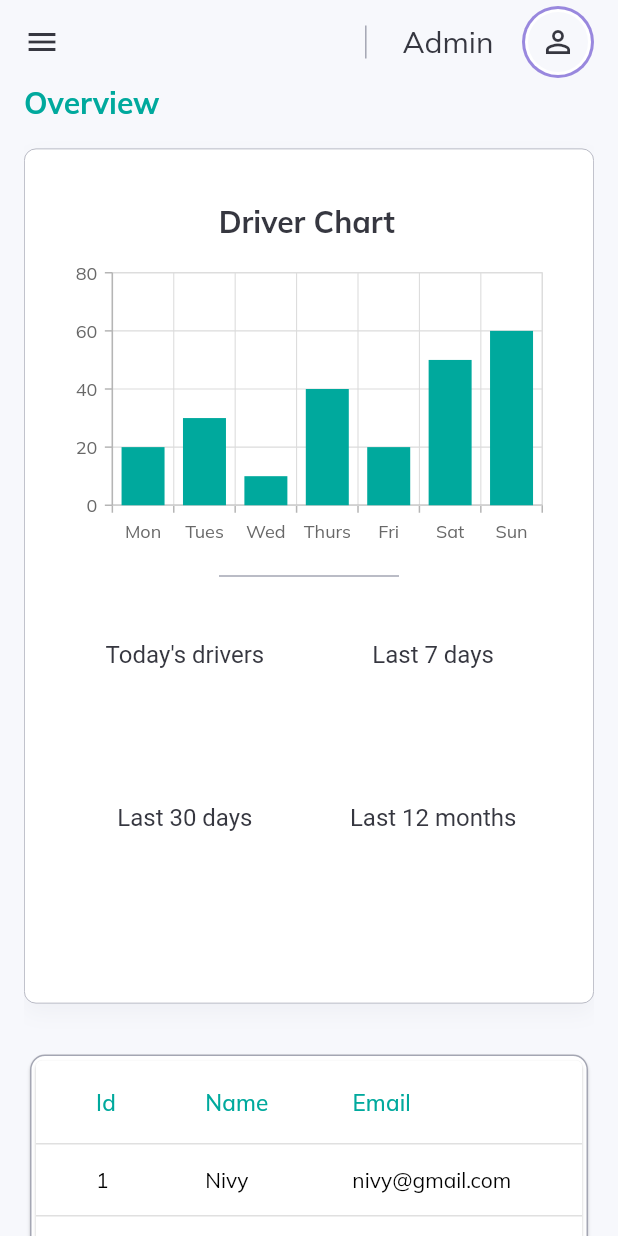
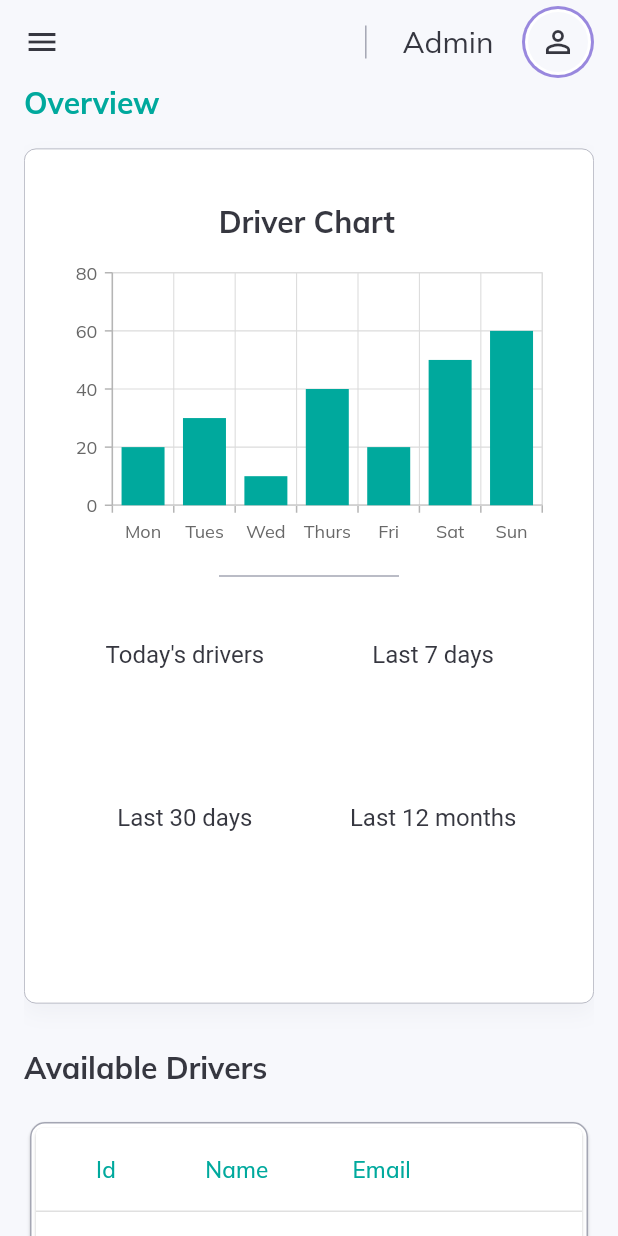
Before and after one commit to nivyragavan/taxi_web_admin_panel, a Flutter app: the SiteLayout screen opened directly, scrolled down 1728 dp, on a phone screen of 412 x 824 dp. Run offline on Flutter 3.47's test engine with Material 2 defaults, Android fonts, the phone set to English and light mode, and no system bars; our stand-ins replace data_table_2, get, get_storage, google_fonts, syncfusion_flutter_charts; accounts and stored records are empty.

Commit message:
spelling changed

```diff
--- a/lib/helpers/responsiveness.dart
+++ b/lib/helpers/responsiveness.dart
@@ -1,7 +1,7 @@
 import 'package:flutter/material.dart';
 
 const int largeScreenSize = 780;
-const int smallSceenSize = 360;
+const int smallScreenSize = 360;
 
 class ResponsiveWidget extends StatelessWidget {
   // the custom screen size is specific to this project
--- a/lib/view/overview.dart
+++ b/lib/view/overview.dart
@@ -99,6 +99,13 @@ class _OverviewPageState extends State<OverviewPage> {
                 buildDriverSectionLarge(context)
               else
                 buildDriverSectionSmall(context),
+              CustomText(
+                text: 'Available Drivers',
+                size: 20,
+                weight: FontWeight.bold,
+                color: dark,
+              ),
+              const SizedBox(height: 20),
               buildAvailableDriversTable()
             ],
           ))
```
